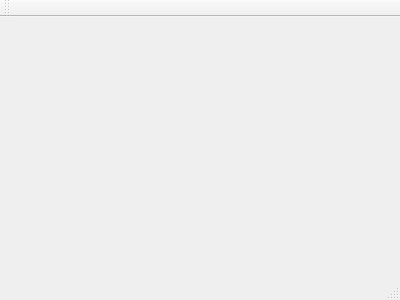
Before: the Qt Designer form descargalocal.ui in curioso1100/DescargaLocal, drawn with Qt 5.
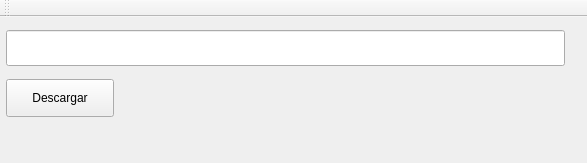
After: the same form once the commit is applied.

Commit message: Con nombres para los controles

Patch:
```diff
--- a/descargalocal.ui
+++ b/descargalocal.ui
@@ -1,24 +1,68 @@
 <ui version="4.0">
  <class>DescargaLocal</class>
- <widget class="QMainWindow" name="DescargaLocal" >
-  <property name="geometry" >
+ <widget class="QMainWindow" name="DescargaLocal">
+  <property name="geometry">
    <rect>
     <x>0</x>
     <y>0</y>
-    <width>400</width>
-    <height>300</height>
+    <width>587</width>
+    <height>163</height>
    </rect>
   </property>
   <property name="windowTitle" >
    <string>DescargaLocal</string>
   </property>
-  <widget class="QMenuBar" name="menuBar" />
-  <widget class="QToolBar" name="mainToolBar" />
-  <widget class="QWidget" name="centralWidget" />
-  <widget class="QStatusBar" name="statusBar" />
+  <widget class="QWidget" name="centralWidget">
+   <widget class="QLineEdit" name="FicheroDescargar">
+    <property name="geometry">
+     <rect>
+      <x>6</x>
+      <y>13</y>
+      <width>559</width>
+      <height>36</height>
+     </rect>
+    </property>
+    <property name="minimumSize">
+     <size>
+      <width>559</width>
+      <height>0</height>
+     </size>
+    </property>
+   </widget>
+   <widget class="QPushButton" name="Descargar">
+    <property name="geometry">
+     <rect>
+      <x>6</x>
+      <y>62</y>
+      <width>108</width>
+      <height>38</height>
+     </rect>
+    </property>
+    <property name="text">
+     <string>Descargar</string>
+    </property>
+   </widget>
+  </widget>
+  <widget class="QMenuBar" name="menuBar">
+   <property name="geometry">
+    <rect>
+     <x>0</x>
+     <y>0</y>
+     <width>587</width>
+     <height>34</height>
+    </rect>
+   </property>
+  </widget>
+  <widget class="QToolBar" name="mainToolBar">
+   <attribute name="toolBarArea">
+    <enum>TopToolBarArea</enum>
+   </attribute>
+   <attribute name="toolBarBreak">
+    <bool>true</bool>
+   </attribute>
+  </widget>
  </widget>
- <layoutDefault spacing="6" margin="11" />
- <pixmapfunction></pixmapfunction>
+ <layoutdefault spacing="6" margin="11"/>
  <resources/>
  <connections/>
 </ui>
```
Left out of the diff: 3 changed lines with no effect on the pictures.
